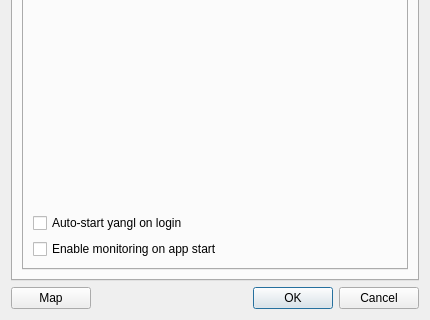
Qt form src/settings/settingsdialog.ui (sendevent/yangl) before a commit; both pictures show x 0 to 430 and y 330 to 650 of the 430 by 650 pixel window.
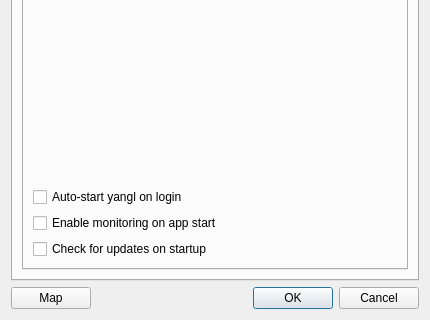
The same form after that commit. Custom widgets are drawn as their Qt base class.

Commit message: Add 'Check for updates on startup' toggle in Settings

Diff of the .ui file:
```diff
--- a/src/settings/settingsdialog.ui
+++ b/src/settings/settingsdialog.ui
@@ -194,6 +194,13 @@
                </property>
               </widget>
              </item>
+             <item>
+              <widget class="QCheckBox" name="checkBoxCheckForUpdates">
+               <property name="text">
+                <string>Check for updates on startup</string>
+               </property>
+              </widget>
+             </item>
             </layout>
            </item>
           </layout>
```
The commit also changes 6 other files.
